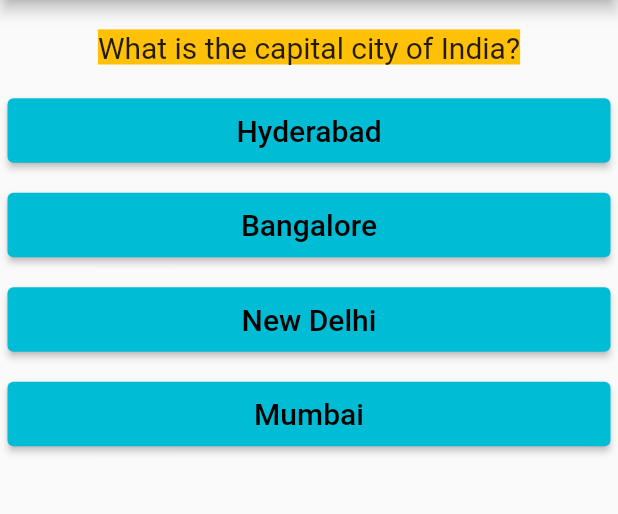
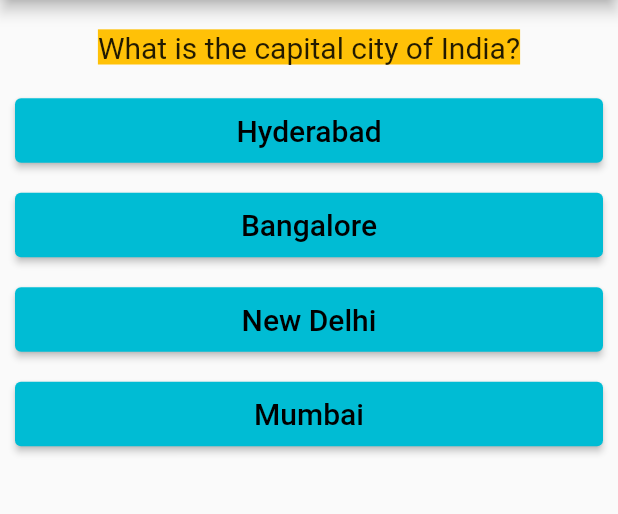
Before and after one commit to tarunsunny3/Flutter-Quiz-App, a Flutter app: the screen it shows after launch, on a phone screen of 412 x 824 dp, the part 84-598 px from its top. Run offline on Flutter 3.47's test engine with Material 2 defaults, Android fonts, the phone set to English and light mode, and no system bars.

```diff
--- a/lib/answer.dart
+++ b/lib/answer.dart
@@ -8,7 +8,7 @@ class Answer extends StatelessWidget {
   Widget build(BuildContext context) {
     return Container(
       width: double.maxFinite,
-      margin: EdgeInsets.only(bottom: 15, left: 5, right: 5),
+      margin: EdgeInsets.only(bottom: 15, left: 10, right: 10),
       child: ElevatedButton(
         child: Padding(
           padding: EdgeInsets.all(10),
```
Also changed, not shown: 1 other file.
